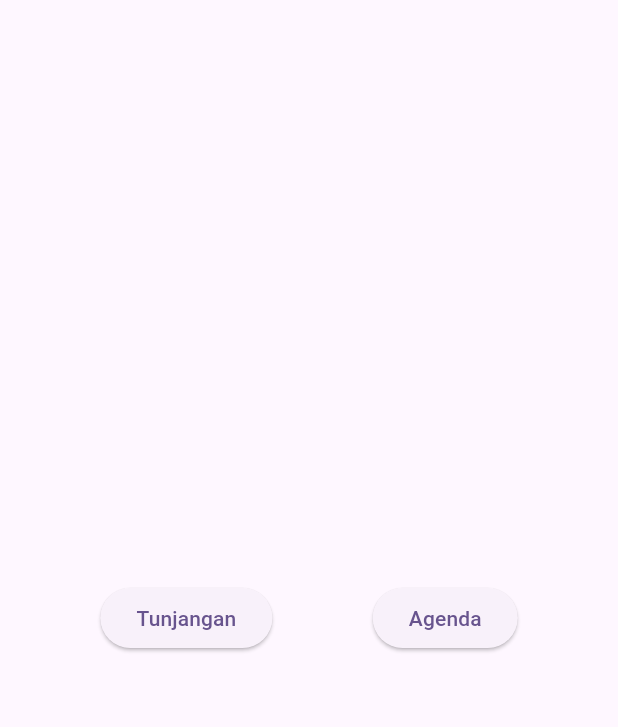
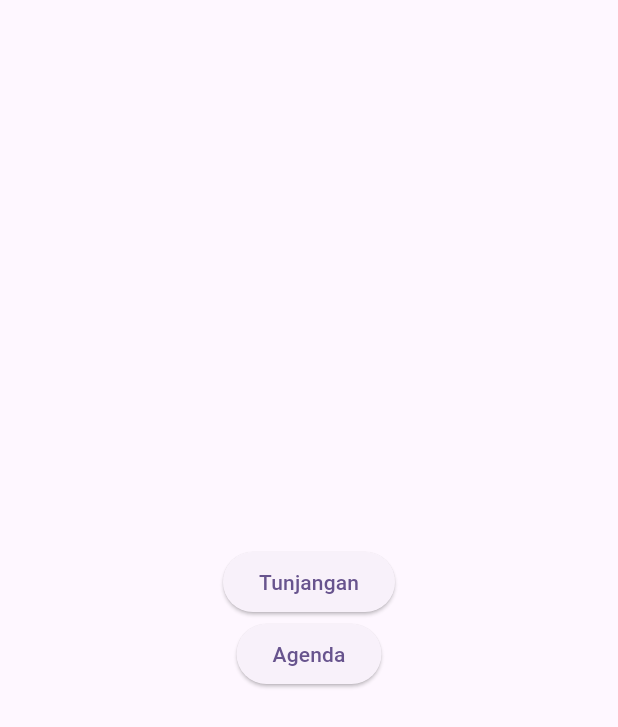
Before and after one commit to FajarRAP/SE_Flutter, a Flutter app: the screen it shows after launch, on a phone screen of 412 x 824 dp. Shown: the top 727 px of the screen. Run offline on Flutter 3.47's test engine with Material 3 defaults, Android fonts, the phone set to English and light mode, and no system bars; our stand-ins replace bloc, flutter_bloc, google_fonts, month_picker_dialog, pretty_qr_code.

Commit message:
change row to column in home_page

```diff
--- a/lib/home_page.dart
+++ b/lib/home_page.dart
@@ -2,7 +2,6 @@ import 'package:flutter/material.dart';
 
 import 'tunjangan/pages/tunjangan_beras.dart';
 import 'agenda/pages/agenda_page.dart';
-
 
 class HomePage extends StatelessWidget {
   const HomePage({super.key});
@@ -11,14 +10,13 @@ class HomePage extends StatelessWidget {
   Widget build(BuildContext context) {
     return Scaffold(
       body: Center(
-        child: Row(
-          mainAxisAlignment: MainAxisAlignment.spaceEvenly,
+        child: Column(
+          mainAxisAlignment: MainAxisAlignment.center,
           children: [
             ElevatedButton(
               // Impelement to Tunjangan Page
-              onPressed: () => Navigator.of(context).push(
-                MaterialPageRoute(
-                builder: (context) => TunjanganBeras(),
+              onPressed: () => Navigator.of(context).push(MaterialPageRoute(
+                builder: (context) => const TunjanganBeras(),
               )),
               child: const Text("Tunjangan"),
             ),
--- a/pubspec.yaml
+++ b/pubspec.yaml
@@ -41,7 +41,7 @@ dependencies:
   month_picker_dialog: ^2.4.0
   intl: ^0.18.1
   google_fonts: ^6.1.0
-  pretty_qr_code: ^3.0.0
+  pretty_qr_code: ^3.1.0
   qr_flutter: ^4.1.0
 
 dev_dependencies:
```
